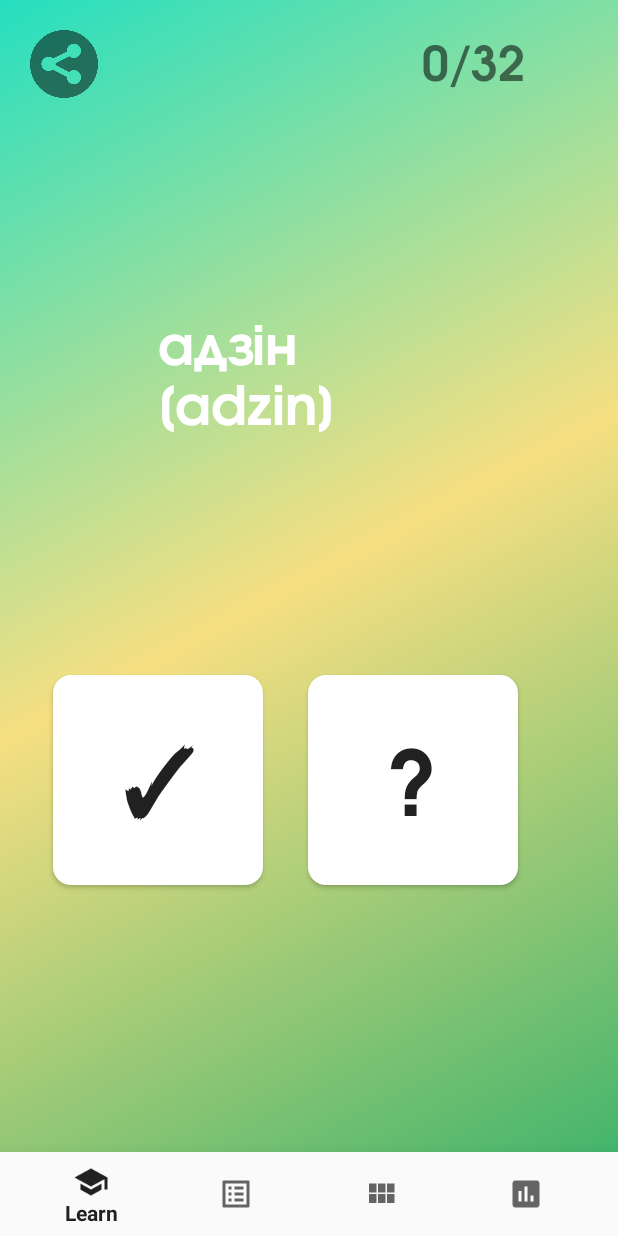
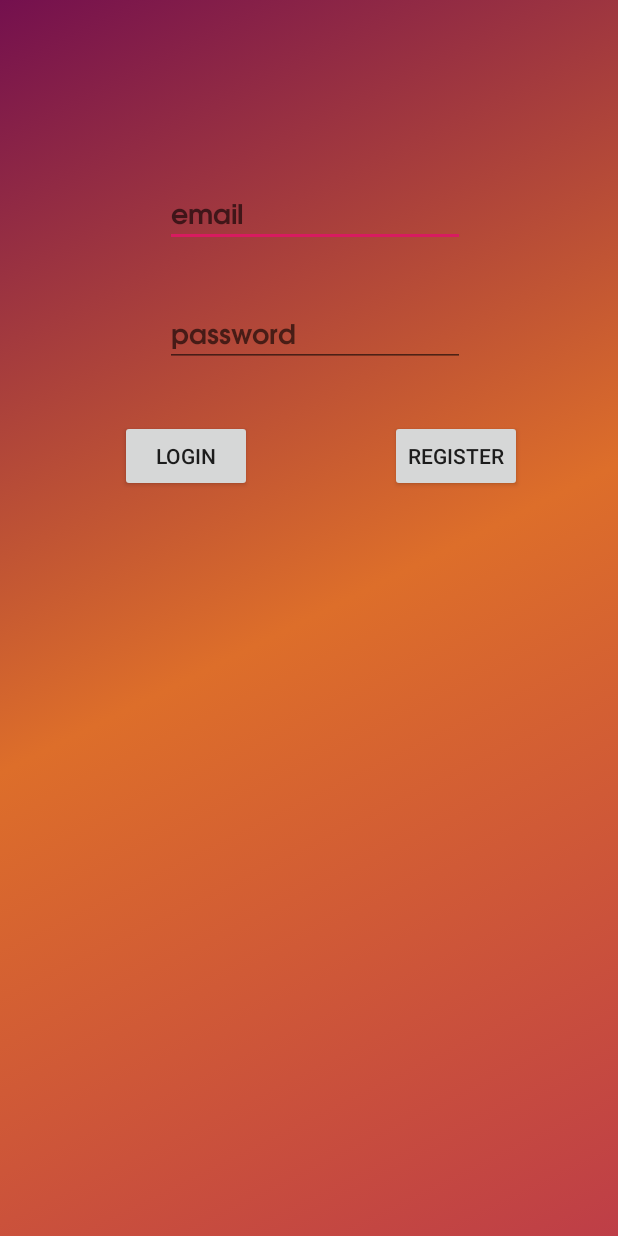
Before and after one commit to Dzikovskiy/Belar, an Android app: the screen it shows after launch (Belor before the commit, LoginActivity after it), on a phone screen of 412 x 824 dp. Run offline under Robolectric (Android 15) with nearby library versions, the phone set to English and light mode, and no system bars.

Commit message:
login page
login page

```diff
--- a/app/src/main/java/com/example/vitaliy/belor/Belor.java
+++ b/app/src/main/java/com/example/vitaliy/belor/Belor.java
@@ -73,7 +73,6 @@ public class Belor extends AppCompatActivity {
         fragmentTransaction.replace(R.id.main_frame, fragment);
         fragmentTransaction.commit();
 
-
     }
 
 }
--- /dev/null
+++ b/app/src/main/java/com/example/vitaliy/belor/LoginActivity.java
@@ -0,0 +1,14 @@
+package com.example.vitaliy.belor;
+
+import androidx.appcompat.app.AppCompatActivity;
+
+import android.os.Bundle;
+
+public class LoginActivity extends AppCompatActivity {
+
+    @Override
+    protected void onCreate(Bundle savedInstanceState) {
+        super.onCreate(savedInstanceState);
+        setContentView(R.layout.activity_login);
+    }
+}
--- /dev/null
+++ b/app/src/main/res/layout/activity_login.xml
@@ -0,0 +1,47 @@
+<?xml version="1.0" encoding="utf-8"?>
+<RelativeLayout xmlns:android="http://schemas.android.com/apk/res/android"
+    xmlns:tools="http://schemas.android.com/tools"
+    android:id="@+id/loginActivity"
+    android:layout_width="match_parent"
+    android:layout_height="match_parent"
+    android:background="@drawable/gradient_test_animation"
+    tools:context=".LoginActivity">
+
+    <EditText
+        android:id="@+id/editTextEmailAddress"
+        android:layout_width="200sp"
+        android:layout_height="wrap_content"
+        android:layout_marginLeft="110sp"
+        android:layout_marginTop="120sp"
+        android:ems="10"
+        android:fontFamily="@font/urw"
+        android:hint="email"
+        android:inputType="textEmailAddress" />
+
+    <EditText
+        android:id="@+id/editTextPassword"
+        android:layout_width="200sp"
+        android:layout_height="wrap_content"
+        android:layout_marginLeft="110sp"
+        android:layout_marginTop="200sp"
+        android:ems="10"
+        android:fontFamily="@font/urw"
+        android:hint="password"
+        android:inputType="textPassword" />
+
+    <Button
+        android:id="@+id/buttonLogin"
+        android:layout_width="wrap_content"
+        android:layout_height="wrap_content"
+        android:layout_marginLeft="80sp"
+        android:layout_marginTop="280sp"
+        android:text="login" />
+
+    <Button
+        android:id="@+id/buttonRegister"
+        android:layout_width="wrap_content"
+        android:layout_height="wrap_content"
+        android:layout_marginLeft="260sp"
+        android:layout_marginTop="280sp"
+        android:text="register" />
+</RelativeLayout>
```
Also changed, not shown: app/src/main/AndroidManifest.xml (+14 -12 lines), app/src/main/java/com/example/vitaliy/belor/MainActivity.java (added, +31 -0 lines), app/src/main/java/com/example/vitaliy/belor/SplashActivity.java (+8 -7 lines), app/src/main/res/layout/activity_main.xml (added, +26 -0 lines).
